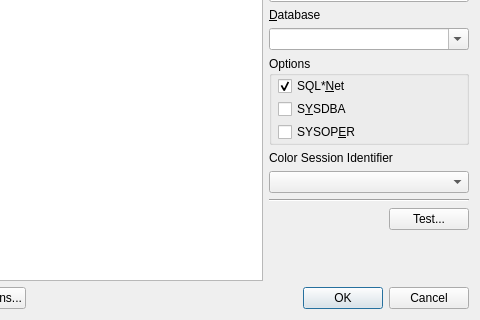
Old version of the form src/tonewconnectionui.ui in the repository tora-tool/tora; both pictures show x 107 to 587 and y 272 to 592 of the 587 by 592 pixel window.
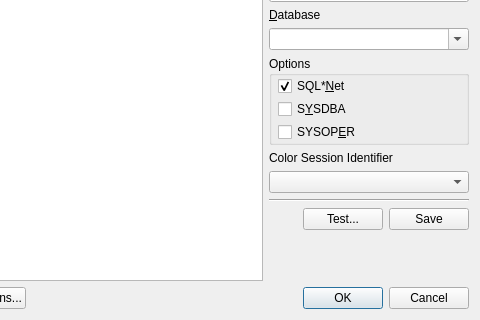
New version of the form.

Commit message: patch for 'Save' button on connection screen from Andreas

```diff
--- a/src/tonewconnectionui.ui
+++ b/src/tonewconnectionui.ui
@@ -459,6 +459,13 @@
            </property>
           </widget>
          </item>
+         <item>
+          <widget class="QPushButton" name="saveConnectionButton">
+           <property name="text">
+            <string>Save</string>
+           </property>
+          </widget>
+         </item>
         </layout>
        </item>
        <item>
```
The commit also changes 2 other files.
